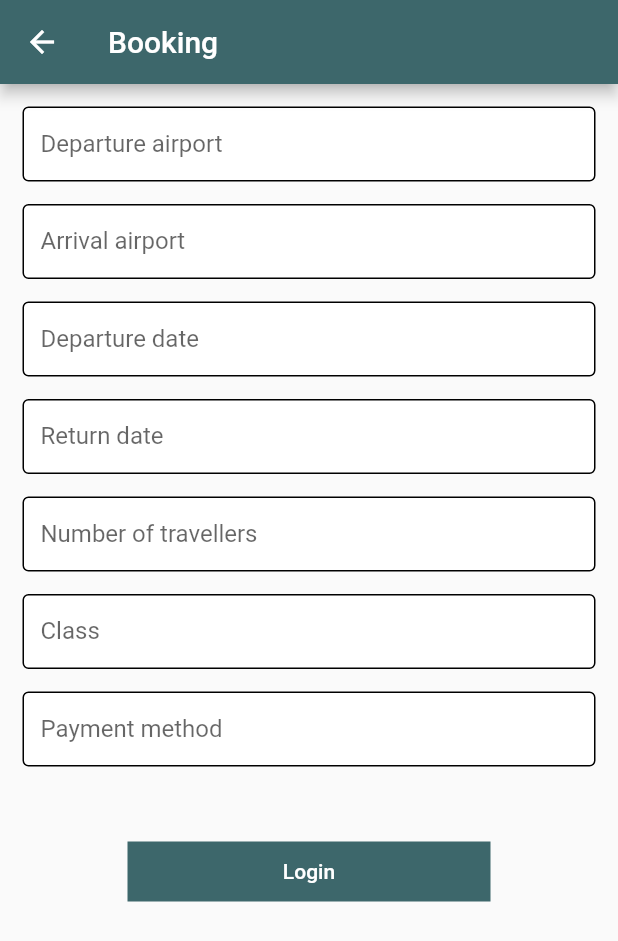
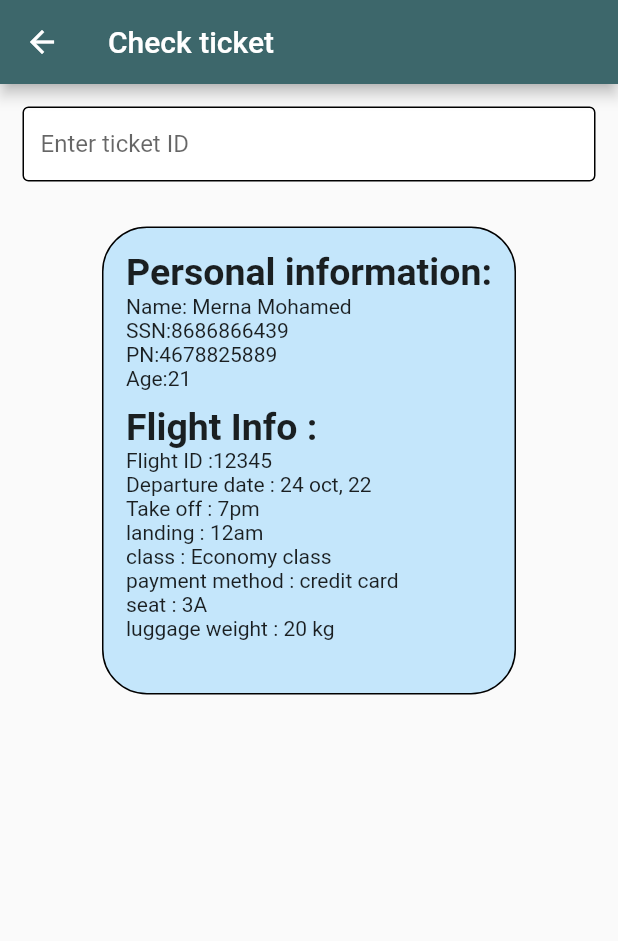
Before and after one commit to MirnaEmbaby/soft_project, a Flutter app: the AirlineReservation screen opened directly, after a tap on "Check Flight", on a phone screen of 412 x 824 dp. Shown: the top 941 px of the screen. Run offline on Flutter 3.47's test engine with Material 2 defaults, Android fonts, the phone set to English and light mode, and no system bars.

Commit message:
some updates

```diff
--- a/lib/screens/airline_reservation.dart
+++ b/lib/screens/airline_reservation.dart
@@ -1,6 +1,8 @@
 import 'package:flutter/material.dart';
 import 'package:soft_project/screens/booking.dart';
 import 'package:soft_project/screens/login.dart';
+
+import 'check_flight.dart';
 class AirlineReservation  extends StatefulWidget {
   const AirlineReservation({Key? key}) : super(key: key);
   @override
@@ -16,7 +18,7 @@ class _AirlineReservationState extends State<AirlineReservation> {
   }
   gotoFlight(BuildContext ctx){
     Navigator.of(ctx).push(MaterialPageRoute(builder: (_){
-      return const Booking();
+      return  CheckFlight();
     }));
   }
 
--- a/lib/screens/booking.dart
+++ b/lib/screens/booking.dart
@@ -1,5 +1,7 @@
 import 'package:flutter/material.dart';
 import 'package:soft_project/widgets/screen_textfield.dart';
+
+import 'ava_flight.dart';
 
 class Booking extends StatefulWidget {
   const Booking({Key? key}) : super(key: key);
@@ -11,7 +13,11 @@ class Booking extends StatefulWidget {
 class _BookingState extends State<Booking> {
   Color? c = const Color.fromRGBO(196, 230, 251, 1);
   Color? cb = const Color.fromRGBO(61, 103, 107, 1);
-
+  gotoAvaFlight(BuildContext ctx){
+    Navigator.of(ctx).push(MaterialPageRoute(builder: (_){
+      return  AvailableFlight();
+    }));
+  }
   @override
   Widget build(BuildContext context) {
     return Scaffold(
@@ -39,14 +45,14 @@ class _BookingState extends State<Booking> {
             height: 15,
           ),
           const ScreenTextField("Return date"),
-            SizedBox(
+          const SizedBox(
             height: 15,
           ),
           const ScreenTextField("Number of travellers"),
           const SizedBox(
             height: 15,
           ),
-            ScreenTextField("Class"),
+          const ScreenTextField("Class"),
           const SizedBox(
             height: 15,
           ),
@@ -60,7 +66,7 @@ class _BookingState extends State<Booking> {
                 color: cb,
                 height: 40,
                 width: 100,
-                  child: TextButton(onPressed:(){}, child: const Text('Login',style: TextStyle(color:Colors.white),),
+                child: TextButton(onPressed:()=>gotoAvaFlight(context), child: const Text('Search for flights',style: TextStyle(color:Colors.white),),
                 )),
           ),
 
--- /dev/null
+++ b/lib/screens/check_flight.dart
@@ -0,0 +1,59 @@
+import 'package:flutter/cupertino.dart';
+import 'package:flutter/material.dart';
+import 'package:soft_project/widgets/screen_textfield.dart';
+class CheckFlight extends StatelessWidget{
+   CheckFlight({Key? key}) : super(key: key);
+   Color ? cb =  const Color.fromRGBO(61,103,107,1);
+   Color ? c =  const Color.fromRGBO(196,230,251,1);
+  @override
+  Widget build(BuildContext context) {
+     return Scaffold(
+       appBar: AppBar(title: const Text('Check ticket'),
+         backgroundColor: cb,
+       ),
+       body: Padding(
+         padding: const EdgeInsets.all(15.0),
+         child: Column(
+           children:  [
+             const ScreenTextField('Enter ticket ID'),
+             const SizedBox(height: 30,),
+             Container(
+               decoration: BoxDecoration(
+                 color: c,
+                   borderRadius: const BorderRadius.all(Radius.circular(30)),
+                   border: Border.all(color: Colors.black)
+               ),
+               child: Padding(
+                 padding: const EdgeInsets.all(15.0),
+                 child: Column(
+                   mainAxisAlignment: MainAxisAlignment.start,
+                   crossAxisAlignment: CrossAxisAlignment.start,
+                   children: const [
+                     Text('Personal information:',style: TextStyle(fontWeight: FontWeight.bold,fontSize:25),),
+                      Text('Name: Merna Mohamed'),
+                     Text('SSN:8686866439'),
+                     Text('PN:4678825889'),
+                     Text('Age:21'),
+                     SizedBox(height: 10,),
+                     Text('Flight Info :',style: TextStyle(fontWeight: FontWeight.bold,fontSize:25)),
+                     Text('Flight ID :12345'),
+                     Text('Departure date : 24 oct, 22'),
+                     Text('Take off : 7pm'),
+                     Text('landing : 12am'),
+                     Text('class : Economy class '),
+                     Text('payment method : credit card '),
+                     Text('seat : 3A '),
+                     Text('luggage weight : 20 kg '),
+                     SizedBox(height: 20,),
+
+                   ],
+                 ),
+               ),
+             )
+           ],
+         ),
+       ),
+     );
+  }
+
+}
```
Also changed, not shown: lib/screens/ava_flight.dart (added, +66 -0 lines). Lines whose indentation alone changed are shown as unchanged.
